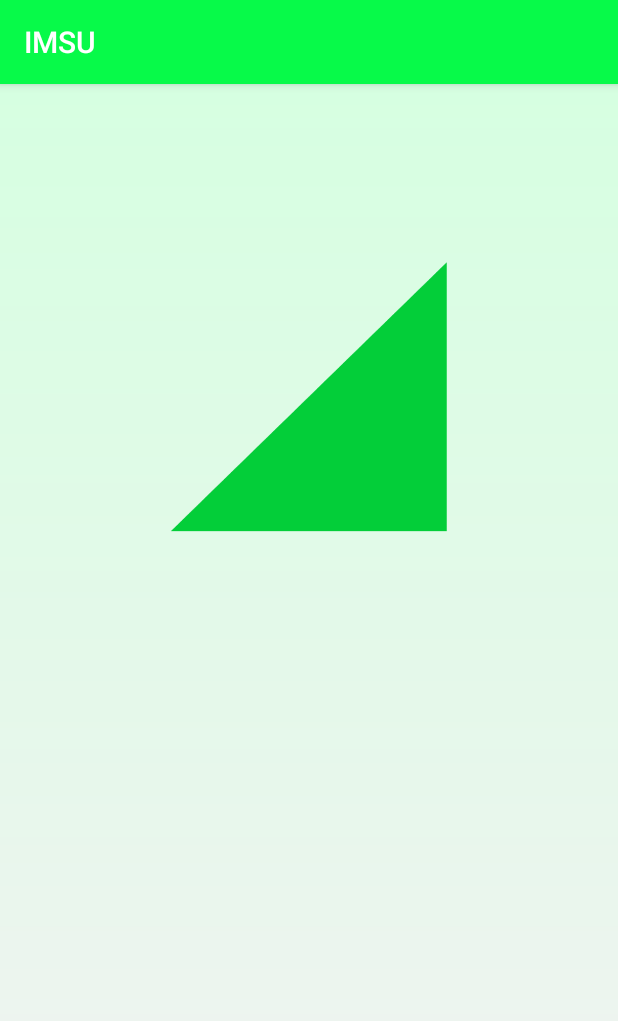
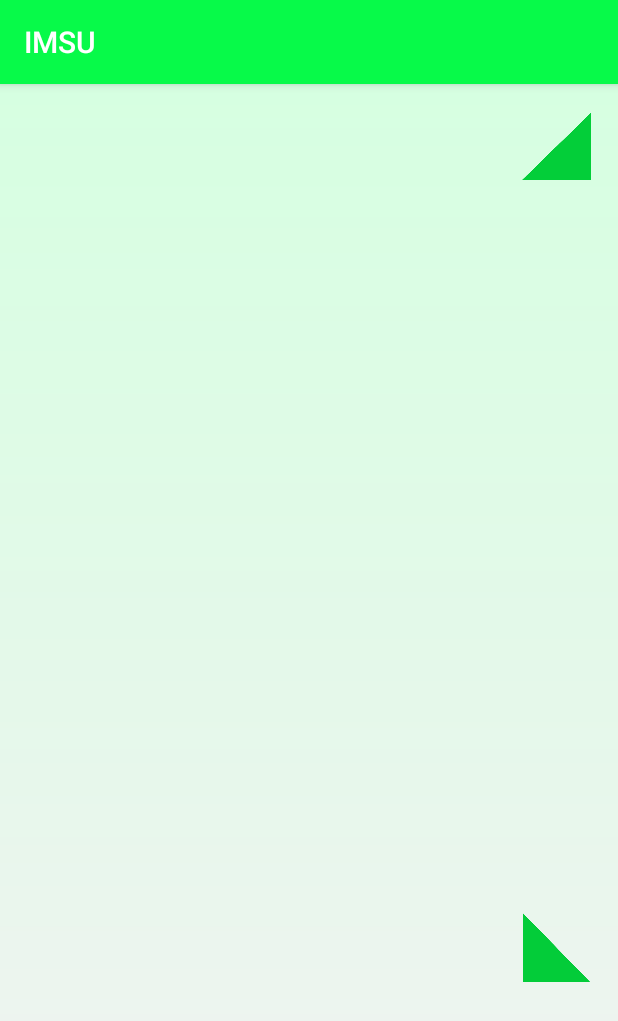
Before and after one commit to lizardkingLK/IMSU, an Android app: the GameActivity screen opened directly, with no data from a screen before it, on a phone screen of 412 x 824 dp. Shown: the top 1021 px of the screen. Run offline under Robolectric (Android 15) with nearby library versions, the phone set to English and light mode, and no system bars.

Commit message:
Eleventh Commit IMSU

```diff
--- a/app/src/main/AndroidManifest.xml
+++ b/app/src/main/AndroidManifest.xml
@@ -25,7 +25,6 @@
         <activity android:name=".SelectLevelActivity"></activity>
         <activity android:name=".NewGameActivity"></activity>
         <activity android:name=".GameActivity"></activity>
-
     </application>
 
 </manifest>
--- a/app/src/main/java/com/example/imsu/GameActivity.java
+++ b/app/src/main/java/com/example/imsu/GameActivity.java
@@ -2,33 +2,55 @@ package com.example.imsu;
 
 import androidx.appcompat.app.AppCompatActivity;
 
-import android.graphics.Matrix;
 import android.os.Bundle;
 import android.util.Log;
 import android.view.View;
-import android.view.animation.RotateAnimation;
 import android.widget.ImageView;
+import android.widget.TextView;
 
 public class GameActivity extends AppCompatActivity {
+    private Player currentPlayer;
 
     @Override
     protected void onCreate(Bundle savedInstanceState) {
-        final ImageView imgView;
-
         super.onCreate(savedInstanceState);
         setContentView(R.layout.activity_game);
 
-        // set value for prism
-        imgView = findViewById(R.id.imgView_prism_1);
+        final ImageView imgView1,imgView2;
+        final TextView textView_playerName;
 
-        imgView.setOnClickListener(new View.OnClickListener() {
+        // set current player
+        currentPlayer = Player.getInstance();
+
+        // set value for prisms
+        imgView1 = findViewById(R.id.imgView_prism_1);
+        imgView2 = findViewById(R.id.imgView_prism_2);
+
+        // set player name
+        textView_playerName = findViewById(R.id.txtView_playerName);
+        textView_playerName.setText(currentPlayer.getPlayerName());
+
+        imgView1.setOnClickListener(new View.OnClickListener() {
             @Override
             public void onClick(View view) {
                 Log.i(getResources().getString(R.string.clicked_prism),getResources().getString(R.string.clicked_prism));
 
                 // call to rotate the prism
-                Prism.rotateClockWise(imgView);
+                Prism.rotateClockWise(imgView1);
             }
         });
+
+        imgView2.setOnClickListener(new View.OnClickListener() {
+            @Override
+            public void onClick(View view) {
+                Log.i(getResources().getString(R.string.clicked_prism),getResources().getString(R.string.clicked_prism));
+
+                // call to rotate the prism
+                Prism.rotateCounterClockWise(imgView2);
+            }
+        });
+
+
+
     }
 }
--- a/app/src/main/java/com/example/imsu/Player.java
+++ b/app/src/main/java/com/example/imsu/Player.java
@@ -2,7 +2,7 @@ package com.example.imsu;
 
 public class Player {
     private String playerName;
-    private String playerScore;
+    private int playerScore;
     private static Player playerSingleton;
 
     public static Player getInstance() {
@@ -28,11 +28,11 @@ public class Player {
         this.playerName = playerName;
     }
 
-    public String getPlayerScore() {
+    public int getPlayerScore() {
         return playerScore;
     }
 
-    public void setPlayerScore(String playerScore) {
+    public void setPlayerScore(int playerScore) {
         this.playerScore = playerScore;
     }
 }
--- a/app/src/main/res/layout/activity_game.xml
+++ b/app/src/main/res/layout/activity_game.xml
@@ -10,14 +10,34 @@
 
     <ImageView
         android:id="@+id/imgView_prism_1"
-        android:layout_width="200sp"
-        android:layout_height="200sp"
-        android:layout_marginStart="106dp"
-        android:layout_marginTop="106dp"
-        android:layout_marginEnd="106dp"
+        android:layout_width="50sp"
+        android:layout_height="50sp"
+        android:layout_marginTop="16dp"
+        android:layout_marginEnd="16dp"
         android:contentDescription="@string/content_description_prism"
         app:layout_constraintEnd_toEndOf="parent"
-        app:layout_constraintStart_toStartOf="parent"
         app:layout_constraintTop_toTopOf="parent"
         app:srcCompat="@drawable/prism_imsu_1" />
+
+    <ImageView
+        android:id="@+id/imgView_prism_2"
+        android:layout_width="50sp"
+        android:layout_height="50sp"
+        android:layout_marginEnd="16dp"
+        android:layout_marginBottom="168dp"
+        android:contentDescription="@string/content_description_prism"
+        app:layout_constraintBottom_toBottomOf="parent"
+        app:layout_constraintEnd_toEndOf="parent"
+        app:srcCompat="@drawable/prism_imsu_2" />
+
+    <TextView
+        android:id="@+id/txtView_playerName"
+        android:layout_width="wrap_content"
+        android:layout_height="wrap_content"
+        android:layout_marginStart="16dp"
+        android:layout_marginBottom="16dp"
+        android:text="@string/txt_nullValue_playerName"
+        app:layout_constraintBottom_toBottomOf="parent"
+        app:layout_constraintStart_toStartOf="parent" />
+
 </androidx.constraintlayout.widget.ConstraintLayout>
--- a/app/src/main/res/values/strings.xml
+++ b/app/src/main/res/values/strings.xml
@@ -10,6 +10,7 @@
     <string name="btn_NewGame">New Game</string>
     <string name="btn_Continue">Continue</string>
     <string name="message_enterName">Enter Your Name</string>
+    <string name="warning_enterName">Give A Name First...</string>
     <string name="hint_Enter_your_name">Name..</string>
     <string name="txtView_title_play">Play</string>
     <string name="txtView_title_scoreboard">Scoreboard</string>
@@ -28,4 +29,6 @@
     <string name="clicked_btn_Continue">Clicked Continue</string>
     <string name="clicked_prism">Clicked Prism</string>
     <string name="content_description_prism">Prism</string>
+    <string name="txt_nullValue_playerName" />
+    <string name="txt_nullValue_playerScore" />
 </resources>
```
Also changed, not shown: app/src/main/java/com/example/imsu/NewGameActivity.java (+20 -3 lines), app/src/main/java/com/example/imsu/Prism.java (+21 -0 lines), app/src/main/res/layout/activity_playerinfo.xml (added, +13 -0 lines).
